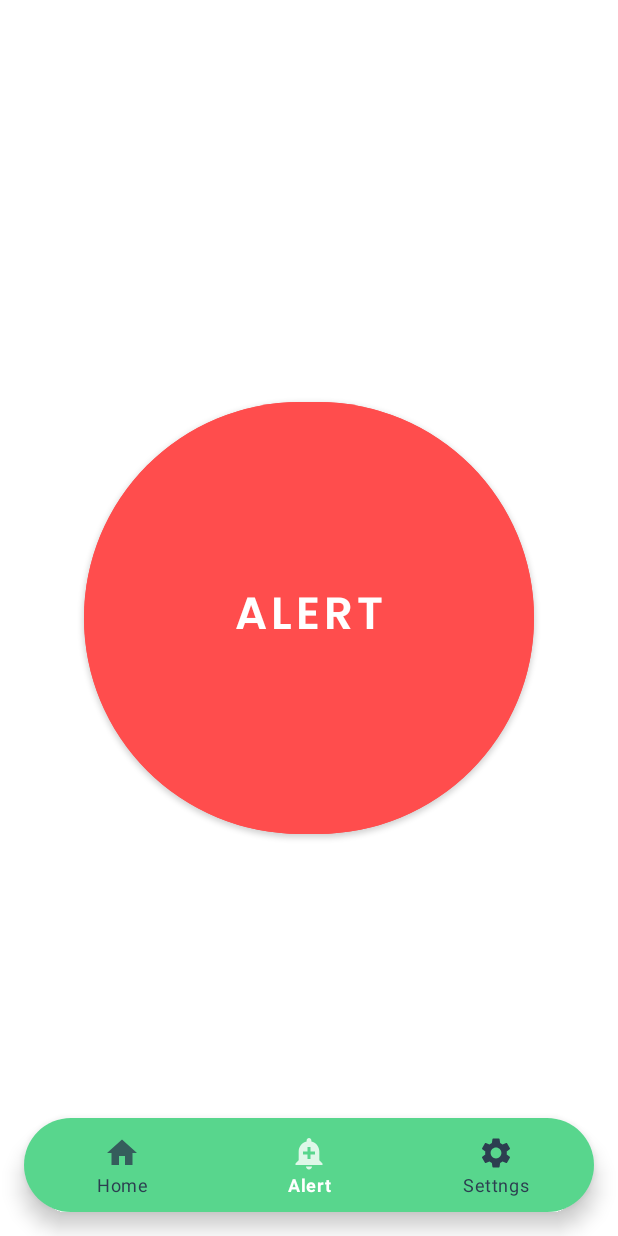
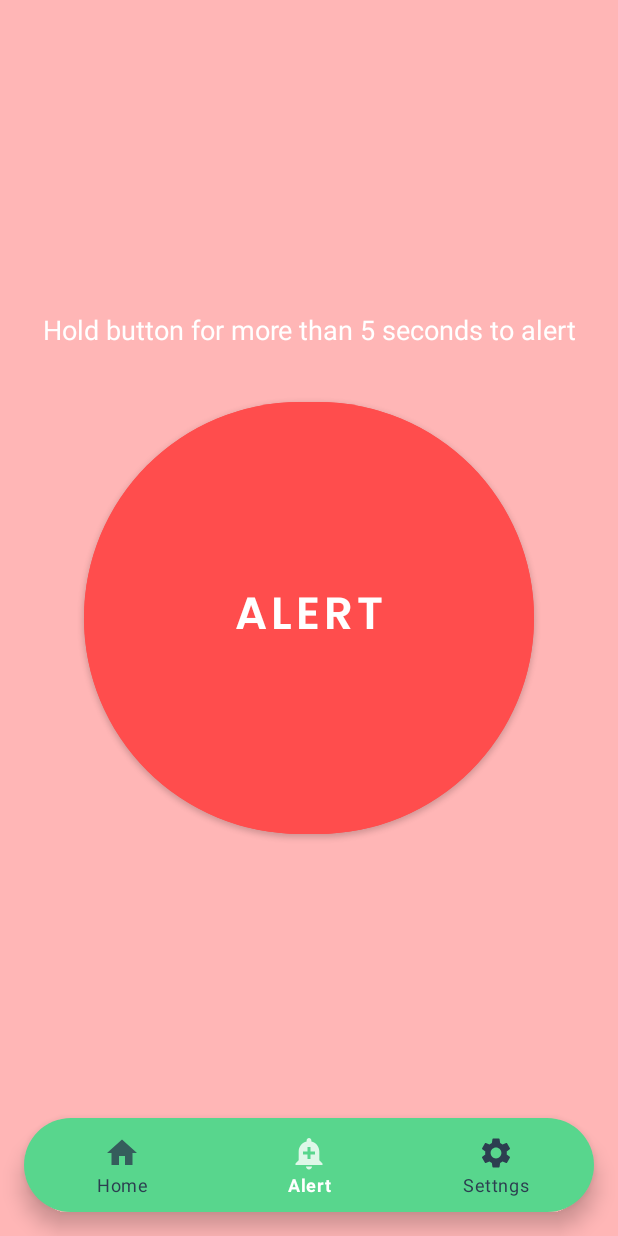
Before and after one commit to jaym21/Echo-Emergency, an Android app: the screen it shows after launch (MainActivity), item 2 of the bottom bar chosen, on a phone screen of 412 x 824 dp. Run offline under Robolectric (Android 15) with nearby library versions, the phone set to English and light mode, and no system bars; our stand-ins replace Room's generated code.

Commit message:
changing alert fragment ui

```diff
--- a/app/src/main/res/layout/fragment_alert.xml
+++ b/app/src/main/res/layout/fragment_alert.xml
@@ -4,16 +4,20 @@
     xmlns:app="http://schemas.android.com/apk/res-auto"
     android:layout_width="match_parent"
     android:layout_height="match_parent"
-    tools:context=".fragments.Alert">
+    tools:context=".fragments.Alert"
+    android:background="#FFB6B6">
 
     <TextView
-        android:id="@+id/tvNum"
         android:layout_width="match_parent"
         android:layout_height="wrap_content"
-        android:textSize="20sp"
-        app:layout_constraintTop_toTopOf="parent"
+        android:text="Hold button for more than 5 seconds to alert"
+        android:textSize="18sp"
+        android:textColor="@color/white"
+        app:layout_constraintBottom_toTopOf="@id/btnAlert"
         app:layout_constraintLeft_toLeftOf="parent"
-        app:layout_constraintRight_toRightOf="parent"/>
+        app:layout_constraintRight_toRightOf="parent"
+        android:layout_marginBottom="30dp"
+        android:gravity="center"/>
 
     <com.google.android.material.button.MaterialButton
         android:id="@+id/btnAlert"
```
